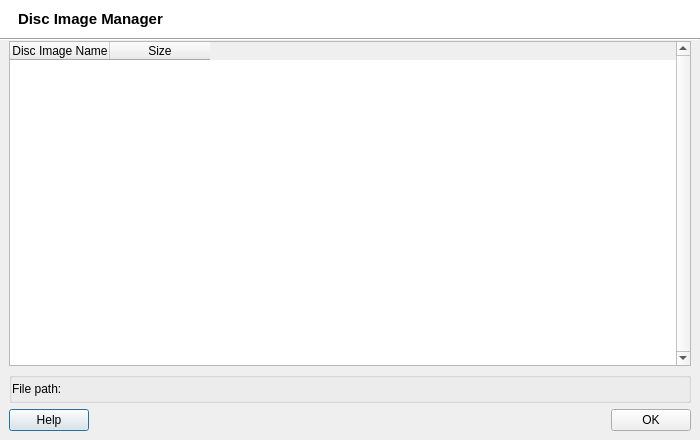
The window that src/q4wine-gui/uis/ImageManager.ui (brezerk/q4wine) describes before a commit, drawn with Qt 5.
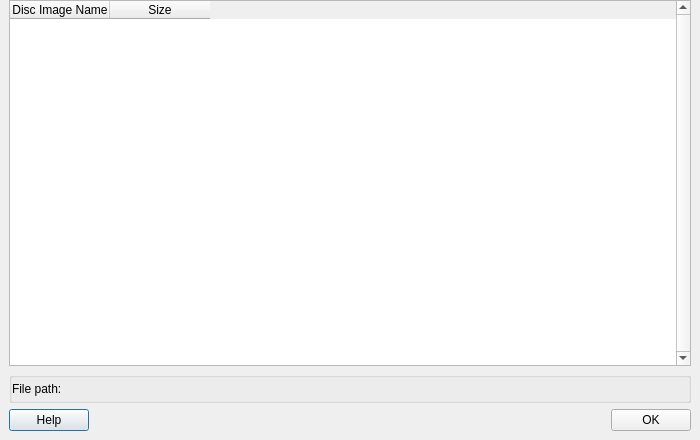
The same window after the commit. Icons and pictures are not drawn.

Diff of the .ui file:
```diff
--- a/src/q4wine-gui/uis/ImageManager.ui
+++ b/src/q4wine-gui/uis/ImageManager.ui
@@ -33,180 +33,15 @@
    <property name="margin">
     <number>0</number>
    </property>
-   <item>
-    <widget class="QWidget" name="widget_7" native="true">
-     <property name="palette">
-      <palette>
-       <active>
-        <colorrole role="Button">
-         <brush brushstyle="SolidPattern">
-          <color alpha="255">
-           <red>255</red>
-           <green>255</green>
-           <blue>255</blue>
-          </color>
-         </brush>
-        </colorrole>
-        <colorrole role="Midlight">
-         <brush brushstyle="SolidPattern">
-          <color alpha="255">
-           <red>255</red>
-           <green>255</green>
-           <blue>255</blue>
-          </color>
-         </brush>
-        </colorrole>
-        <colorrole role="Base">
-         <brush brushstyle="SolidPattern">
-          <color alpha="255">
-           <red>255</red>
-           <green>255</green>
-           <blue>255</blue>
-          </color>
-         </brush>
-        </colorrole>
-        <colorrole role="Window">
-         <brush brushstyle="SolidPattern">
-          <color alpha="255">
-           <red>255</red>
-           <green>255</green>
-           <blue>255</blue>
-          </color>
-         </brush>
-        </colorrole>
-       </active>
-       <inactive>
-        <colorrole role="Button">
-         <brush brushstyle="SolidPattern">
-          <color alpha="255">
-           <red>255</red>
-           <green>255</green>
-           <blue>255</blue>
-          </color>
-         </brush>
-        </colorrole>
-        <colorrole role="Midlight">
-         <brush brushstyle="SolidPattern">
-          <color alpha="255">
-           <red>255</red>
-           <green>255</green>
-           <blue>255</blue>
-          </color>
-         </brush>
-        </colorrole>
-        <colorrole role="Base">
-         <brush brushstyle="SolidPattern">
-          <color alpha="255">
-           <red>255</red>
-           <green>255</green>
-           <blue>255</blue>
-          </color>
-         </brush>
-        </colorrole>
-        <colorrole role="Window">
-         <brush brushstyle="SolidPattern">
-          <color alpha="255">
-           <red>255</red>
-           <green>255</green>
-           <blue>255</blue>
-          </color>
-         </brush>
-        </colorrole>
-       </inactive>
-       <disabled>
-        <colorrole role="Button">
-         <brush brushstyle="SolidPattern">
-          <color alpha="255">
-           <red>255</red>
-           <green>255</green>
-           <blue>255</blue>
-          </color>
-         </brush>
-        </colorrole>
-        <colorrole role="Midlight">
-         <brush brushstyle="SolidPattern">
-          <color alpha="255">
-           <red>255</red>
-           <green>255</green>
-           <blue>255</blue>
-          </color>
-         </brush>
-        </colorrole>
-        <colorrole role="Base">
-         <brush brushstyle="SolidPattern">
-          <color alpha="255">
-           <red>255</red>
-           <green>255</green>
-           <blue>255</blue>
-          </color>
-         </brush>
-        </colorrole>
-        <colorrole role="Window">
-         <brush brushstyle="SolidPattern">
-          <color alpha="255">
-           <red>255</red>
-           <green>255</green>
-           <blue>255</blue>
-          </color>
-         </brush>
-        </colorrole>
-       </disabled>
-      </palette>
-     </property>
-     <property name="autoFillBackground">
-      <bool>true</bool>
-     </property>
-     <layout class="QHBoxLayout">
-      <property name="leftMargin">
-       <number>18</number>
-      </property>
-      <item>
-       <widget class="QLabel" name="lblCaption">
-        <property name="font">
-         <font>
-          <pointsize>11</pointsize>
-          <weight>75</weight>
-          <bold>true</bold>
-         </font>
-        </property>
-        <property name="text">
-         <string>Disc Image Manager</string>
-        </property>
-       </widget>
-      </item>
-      <item>
-       <spacer>
-        <property name="orientation">
-         <enum>Qt::Horizontal</enum>
-        </property>
-        <property name="sizeHint" stdset="0">
-         <size>
-          <width>40</width>
-          <height>20</height>
-         </size>
-        </property>
-       </spacer>
-      </item>
-      <item>
-       <widget class="QLabel" name="lblLogo">
-        <property name="text">
-         <string/>
-        </property>
-        <property name="pixmap">
-         <pixmap>:/data/iso_manager.png</pixmap>
-        </property>
-       </widget>
-      </item>
-     </layout>
-    </widget>
-   </item>
-   <item>
-    <widget class="Line" name="line">
-     <property name="orientation">
-      <enum>Qt::Horizontal</enum>
-     </property>
-    </widget>
-   </item>
+   <property name="topMargin">
+    <number>0</number>
+   </property>
+   <property name="rightMargin">
+    <number>0</number>
+   </property>
+   <property name="bottomMargin">
+    <number>0</number>
+   </property>
    <item>
     <widget class="QWidget" name="tlbManager" native="true"/>
    </item>
```
Left out of the diff: 17 changed lines with no effect on the pictures.
